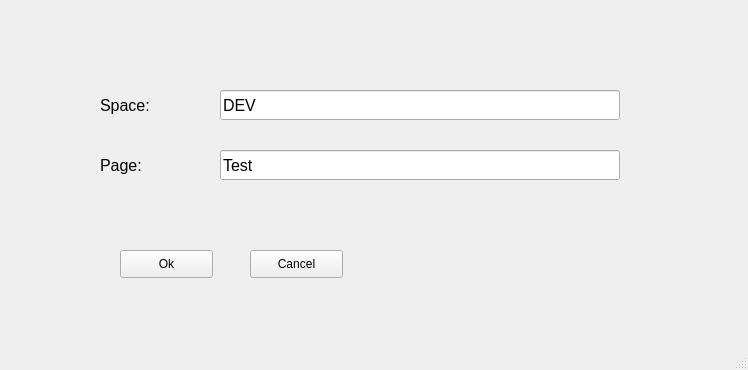
lukingroup/pylabnet, file pylabnet/gui/pyqt/gui_templates/Confluence_info_from_LaunchControl.ui: the form before one commit.
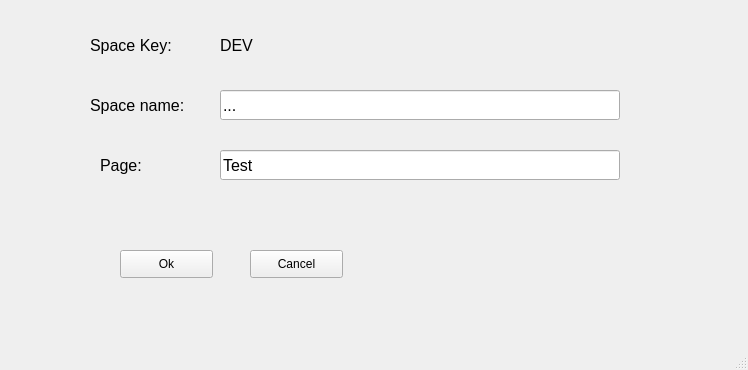
The form after the commit.

```diff
--- a/pylabnet/gui/pyqt/gui_templates/Confluence_info_from_LaunchControl.ui
+++ b/pylabnet/gui/pyqt/gui_templates/Confluence_info_from_LaunchControl.ui
@@ -29,15 +29,15 @@
      </font>
     </property>
     <property name="text">
-     <string>DEV</string>
+     <string>...</string>
     </property>
    </widget>
    <widget class="QLabel" name="label">
     <property name="geometry">
      <rect>
-      <x>100</x>
+      <x>90</x>
       <y>90</y>
-      <width>111</width>
+      <width>121</width>
       <height>31</height>
      </rect>
     </property>
@@ -47,7 +47,7 @@
      </font>
     </property>
     <property name="text">
-     <string>Space:</string>
+     <string>Space name:</string>
     </property>
    </widget>
    <widget class="QLabel" name="label_2">
@@ -112,6 +112,42 @@
      <string>Ok</string>
     </property>
    </widget>
+   <widget class="QLabel" name="label_3">
+    <property name="geometry">
+     <rect>
+      <x>90</x>
+      <y>30</y>
+      <width>101</width>
+      <height>31</height>
+     </rect>
+    </property>
+    <property name="font">
+     <font>
+      <pointsize>12</pointsize>
+     </font>
+    </property>
+    <property name="text">
+     <string>Space Key: </string>
+    </property>
+   </widget>
+   <widget class="QLabel" name="space_key_field">
+    <property name="geometry">
+     <rect>
+      <x>220</x>
+      <y>30</y>
+      <width>221</width>
+      <height>31</height>
+     </rect>
+    </property>
+    <property name="font">
+     <font>
+      <pointsize>12</pointsize>
+     </font>
+    </property>
+    <property name="text">
+     <string>DEV</string>
+    </property>
+   </widget>
   </widget>
   <widget class="QMenuBar" name="menubar">
    <property name="geometry">
```
Left out of the diff: 2 changed lines with no effect on the pictures.
